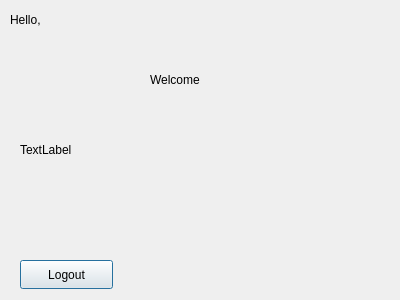
jacquesjeanelia/CinemaProject, file CinemaProject/welcome.ui: the form before one commit.
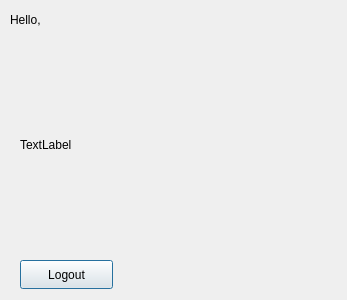
The form after the commit.

Patch:
```diff
--- a/CinemaProject/welcome.ui
+++ b/CinemaProject/welcome.ui
@@ -6,7 +6,7 @@
    <rect>
     <x>0</x>
     <y>0</y>
-    <width>400</width>
+    <width>347</width>
     <height>300</height>
    </rect>
   </property>
@@ -26,26 +26,13 @@
     <string>Hello, </string>
    </property>
   </widget>
-  <widget class="QLabel" name="WelcomeLabel">
-   <property name="geometry">
-    <rect>
-     <x>150</x>
-     <y>70</y>
-     <width>71</width>
-     <height>20</height>
-    </rect>
-   </property>
-   <property name="text">
-    <string>Welcome</string>
-   </property>
-  </widget>
   <widget class="QLabel" name="ImageLabel">
    <property name="geometry">
     <rect>
      <x>20</x>
-     <y>69</y>
+     <y>49</y>
      <width>361</width>
-     <height>161</height>
+     <height>191</height>
     </rect>
    </property>
    <property name="text">
```
